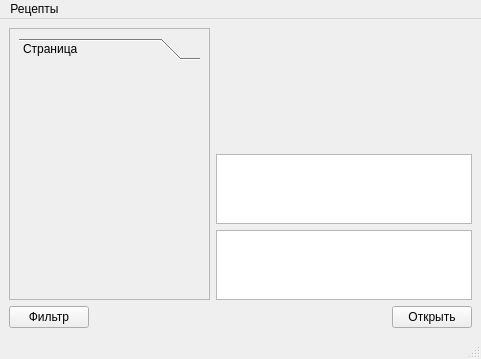
Old version of the form mainwindow.ui in the repository pi18a-group-dynamics/First-Team.
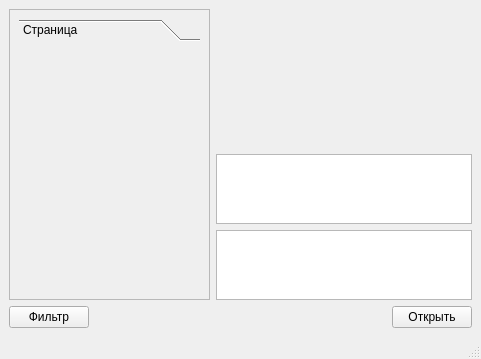
New version of the form. Icons and pictures are not drawn. Custom widgets are drawn as their Qt base class.

Commit message: Create form for recipe

Patch:
```diff
--- a/mainwindow.ui
+++ b/mainwindow.ui
@@ -183,15 +183,6 @@
      <height>22</height>
     </rect>
    </property>
-   <widget class="QMenu" name="recipes_menu_">
-    <property name="title">
-     <string>Рецепты</string>
-    </property>
-    <addaction name="push_rec_"/>
-    <addaction name="change_rec_"/>
-    <addaction name="erase_rec_"/>
-   </widget>
-   <addaction name="recipes_menu_"/>
   </widget>
   <widget class="QStatusBar" name="statusbar"/>
   <action name="push_rec_">
```
Left out of the diff: 15 changed lines with no effect on the pictures. The commit also changes 5 other files.
